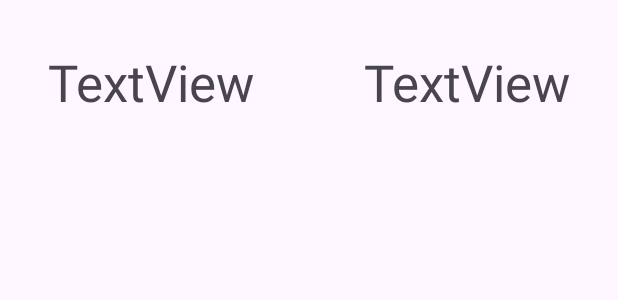
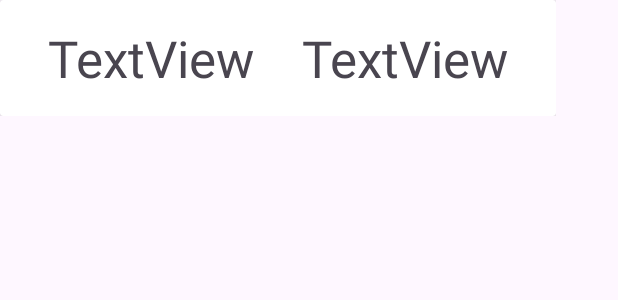
Before and after one commit to juanw0603/MyRestoAPP, an Android app: the layout item_nomor_meja.xml on its own in the app's theme, with its tools: preview values and no code run, on a phone screen of 412 x 824 dp. Shown: the top 300 px of the screen. Run offline under Robolectric (Android 15) with nearby library versions, the phone set to English and light mode, and no system bars.

Commit message:
update : 85% penyelesaian

```diff
--- a/app/src/main/java/app/c14210290/myrestoapp/adapter_OwnerMakananCard.kt
+++ b/app/src/main/java/app/c14210290/myrestoapp/adapter_OwnerMakananCard.kt
@@ -35,15 +35,17 @@ class adapter_OwnerMakananCard(private val dataMakanan: MutableList<MenuItemEnti
 
             holder.btn_editMakanan.setOnClickListener{
                 val intent = Intent(holder.itemView.context, activityAddOrEditMakanan::class.java).apply {
+                    putExtra("edit", 1)
                     putExtra("menuItemsid", daftar.menuItemsId)
                     putExtra("MenuName", daftar.name)
+                    putExtra("MenuPrice", daftar.price.toString())
                 }
 
                 it.context.startActivity(intent)
             }
 
             holder.btn_deleteMakanan.setOnClickListener{
-                onItemClickCallback
+                onItemClickCallback.delDataMenu(daftar)
             }
 
 
--- a/app/src/main/java/app/c14210290/myrestoapp/database/DAO.kt
+++ b/app/src/main/java/app/c14210290/myrestoapp/database/DAO.kt
@@ -70,6 +70,9 @@ interface MenuItemDao {
     @Update
      fun updateMenuItem(menuItem: MenuItemEntity)
 
+     @Query("UPDATE menu_items SET name = :name, price = :price WHERE menuItemsId = :menuItemsId")
+     fun updateMenuItemById(menuItemsId: Int, name: String, price: Double)
+
     @Delete
      fun deleteMenuItem(menuItem: MenuItemEntity)
 
--- a/app/src/main/res/layout-land/activity_kasir_waiter_page.xml
+++ b/app/src/main/res/layout-land/activity_kasir_waiter_page.xml
@@ -20,7 +20,7 @@
         app:layout_constraintTop_toTopOf="parent">
 
         <TextView
-            android:id="@+id/textView8"
+            android:id="@+id/tv_CurrentTableNumber"
             android:layout_width="match_parent"
             android:layout_height="match_parent"
             android:layout_marginHorizontal="10dp"
@@ -150,6 +150,7 @@
         </LinearLayout>
 
         <androidx.recyclerview.widget.RecyclerView
+            android:id="@+id/rv_daftarMeja"
             android:layout_width="match_parent"
             android:layout_height="match_parent"
             android:layout_weight="0.5" />
--- a/app/src/main/res/layout/item_nomor_meja.xml
+++ b/app/src/main/res/layout/item_nomor_meja.xml
@@ -2,16 +2,25 @@
 <androidx.constraintlayout.widget.ConstraintLayout xmlns:android="http://schemas.android.com/apk/res/android"
     xmlns:app="http://schemas.android.com/apk/res-auto"
     xmlns:tools="http://schemas.android.com/tools"
+    android:layout_width="wrap_content"
+    android:layout_height="wrap_content">
+
+    <androidx.cardview.widget.CardView
+        android:id="@+id/card_info"
+        android:layout_width="wrap_content"
+        android:layout_height="wrap_content">
+
+        <androidx.constraintlayout.widget.ConstraintLayout
             android:layout_width="match_parent"
-    android:layout_height="wrap_content">
+            android:layout_height="match_parent">
 
             <TextView
                 android:id="@+id/tableNo"
                 android:layout_width="wrap_content"
                 android:layout_height="wrap_content"
                 android:layout_marginStart="32dp"
-        android:layout_marginTop="32dp"
-        android:layout_marginBottom="32dp"
+                android:layout_marginTop="16dp"
+                android:layout_marginBottom="16dp"
                 android:text="TextView"
                 android:textSize="34sp"
                 app:layout_constraintBottom_toBottomOf="parent"
@@ -22,10 +31,15 @@
                 android:id="@+id/tableStatus"
                 android:layout_width="wrap_content"
                 android:layout_height="wrap_content"
+                android:layout_marginStart="32dp"
                 android:layout_marginEnd="32dp"
                 android:text="TextView"
                 android:textSize="34sp"
                 app:layout_constraintBottom_toBottomOf="@+id/tableNo"
                 app:layout_constraintEnd_toEndOf="parent"
+                app:layout_constraintStart_toEndOf="@+id/tableNo"
                 app:layout_constraintTop_toTopOf="@+id/tableNo" />
         </androidx.constraintlayout.widget.ConstraintLayout>
+    </androidx.cardview.widget.CardView>
+
+</androidx.constraintlayout.widget.ConstraintLayout>
```
Also changed, not shown: app/src/main/AndroidManifest.xml (+5 -3 lines), app/src/main/java/app/c14210290/myrestoapp/Owner_DataMenu.kt (+6 -4 lines), app/src/main/java/app/c14210290/myrestoapp/activityAddOrEditMakanan.kt (+24 -20 lines), app/src/main/java/app/c14210290/myrestoapp/kasirWaiter_page.kt (+27 -0 lines). Lines whose indentation alone changed are shown as unchanged.
